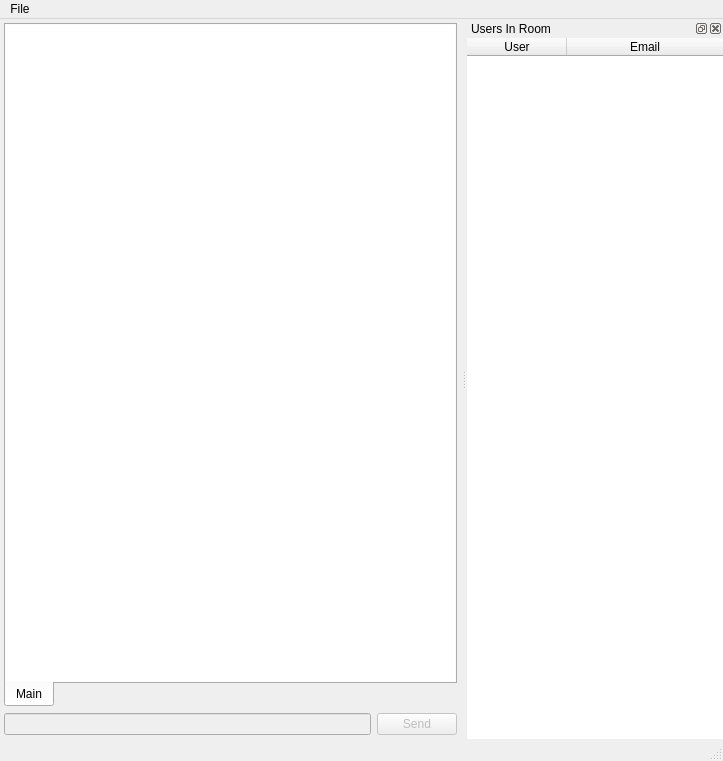
First picture: the form in ui/main_window.ui, repository chmod700/SmoothTalker, before the edit.
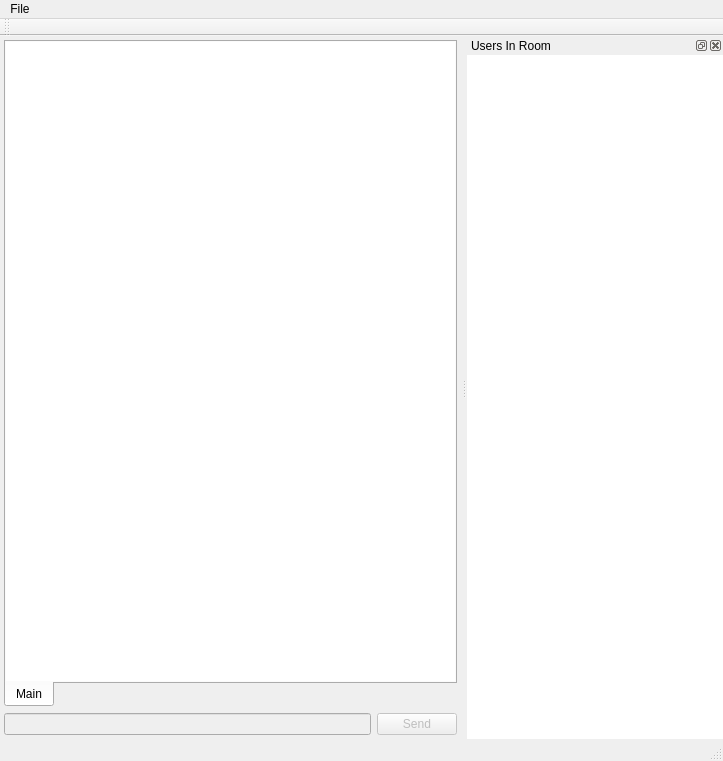
Second picture: the form after the edit. Icons and pictures are not drawn.

The edit to the form file:
```diff
--- a/ui/main_window.ui
+++ b/ui/main_window.ui
@@ -161,6 +161,18 @@
        <property name="lineWidth">
         <number>0</number>
        </property>
+       <property name="editTriggers">
+        <set>QAbstractItemView::NoEditTriggers</set>
+       </property>
+       <property name="showDropIndicator" stdset="0">
+        <bool>false</bool>
+       </property>
+       <property name="dragDropMode">
+        <enum>QAbstractItemView::NoDragDrop</enum>
+       </property>
+       <property name="alternatingRowColors">
+        <bool>true</bool>
+       </property>
        <property name="gridStyle">
         <enum>Qt::DotLine</enum>
        </property>
@@ -170,6 +182,9 @@
        <property name="cornerButtonEnabled">
         <bool>false</bool>
        </property>
+       <attribute name="horizontalHeaderVisible">
+        <bool>false</bool>
+       </attribute>
        <attribute name="horizontalHeaderStretchLastSection">
         <bool>true</bool>
        </attribute>
@@ -184,12 +199,7 @@
        </attribute>
        <column>
         <property name="text">
-         <string>User</string>
-        </property>
-       </column>
-       <column>
-        <property name="text">
-         <string>Email</string>
+         <string>Users</string>
         </property>
        </column>
       </widget>
@@ -197,6 +207,20 @@
     </layout>
    </widget>
   </widget>
+  <widget class="QToolBar" name="toolBar">
+   <property name="enabled">
+    <bool>false</bool>
+   </property>
+   <property name="windowTitle">
+    <string>toolBar</string>
+   </property>
+   <attribute name="toolBarArea">
+    <enum>TopToolBarArea</enum>
+   </attribute>
+   <attribute name="toolBarBreak">
+    <bool>false</bool>
+   </attribute>
+  </widget>
   <action name="action_exit">
    <property name="text">
     <string>Exit</string>
```
Left out of the diff: 48 changed lines with no effect on the pictures.
